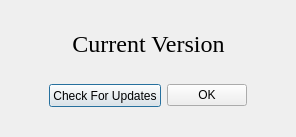
This is ui/about-dialog.ui in haiwen/seadrive-gui as Qt 5 draws it before an edit. The edited form follows.
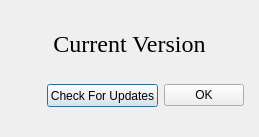
This is the edited form.

```diff
--- a/ui/about-dialog.ui
+++ b/ui/about-dialog.ui
@@ -9,7 +9,7 @@
    <rect>
     <x>0</x>
     <y>0</y>
-    <width>296</width>
+    <width>259</width>
     <height>137</height>
    </rect>
   </property>
```
